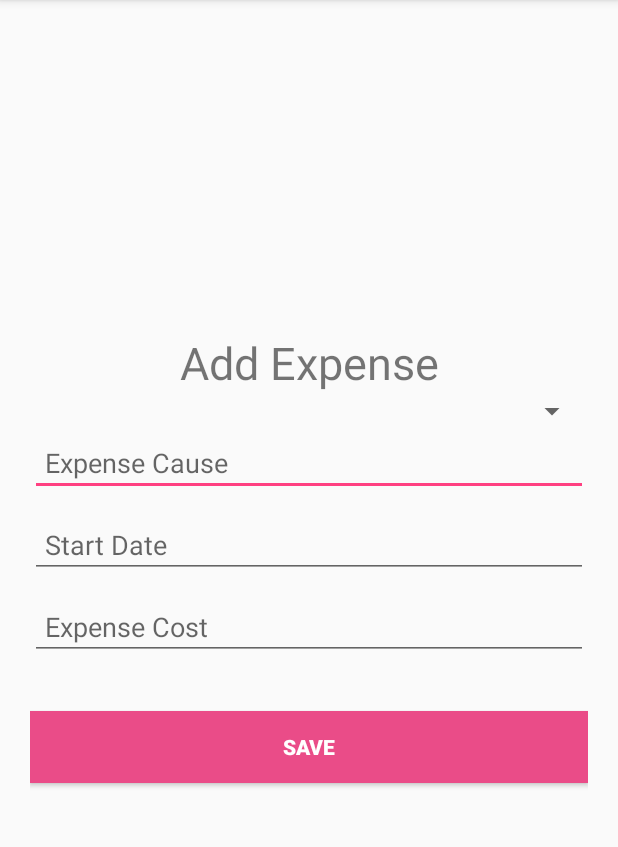
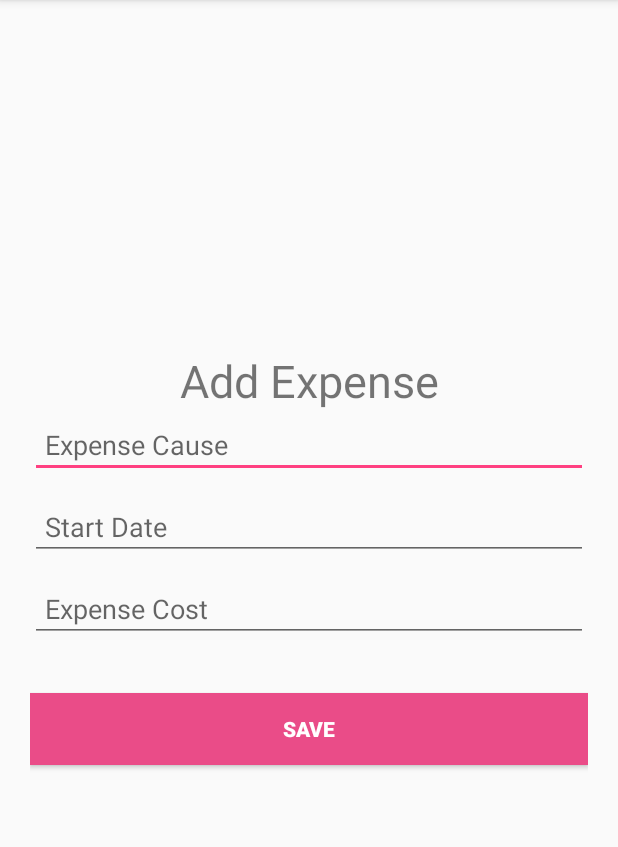
Before and after one commit to ShahidulHasan/toue-mate, an Android app: the EventExpenseActivity screen opened directly, with no data from a screen before it, after a tap on "EVENT EXPENSE ADD", on a phone screen of 412 x 824 dp, the part 84-931 px from its top. Run offline under Robolectric (Android 15) with nearby library versions, the phone set to English and light mode, and no system bars; our stand-ins replace Firebase (no records; nobody signed in at launch, a user with empty details on screens opened directly).

Commit message:
Event And Event Moment Done

```diff
--- a/app/src/main/java/com/gmail/shahidul/er/tourmate/Event/Activity/EventListActivity.java
+++ b/app/src/main/java/com/gmail/shahidul/er/tourmate/Event/Activity/EventListActivity.java
@@ -7,6 +7,7 @@ import android.support.v7.app.AppCompatActivity;
 import android.view.View;
 import android.widget.AdapterView;
 import android.widget.ListView;
+import android.widget.Toast;
 
 import com.gmail.shahidul.er.tourmate.Event.Adapter.EventListAdapter;
 import com.gmail.shahidul.er.tourmate.Event.Model.Event;
@@ -57,7 +58,6 @@ public class EventListActivity extends AppCompatActivity {
             }
         });
 
-
         eventListAdapter = new EventListAdapter(this, eventArrayList);
         events.setAdapter(eventListAdapter);
 
@@ -72,7 +72,7 @@ public class EventListActivity extends AppCompatActivity {
                 String startDate = eventArrayList.get(position).getDate();
                 String endDate = eventArrayList.get(position).getEndDate();
                 String eventIdEachMoment = eventArrayList.get(position).getEventId();
-
+                Toast.makeText(EventListActivity.this, eventIdEachMoment, Toast.LENGTH_SHORT).show();
                 Event event = new Event();
                 event.setId(eventId);
                 event.setCost(eventCost);
--- a/app/src/main/java/com/gmail/shahidul/er/tourmate/EventExpense/Activity/EventExpenseActivity.java
+++ b/app/src/main/java/com/gmail/shahidul/er/tourmate/EventExpense/Activity/EventExpenseActivity.java
@@ -39,10 +39,11 @@ public class EventExpenseActivity extends AppCompatActivity {
 
         //get user info from shared preference
 
-        SharedPreferences getEmail = getSharedPreferences("UserInfo",MODE_PRIVATE );
-        String email = getEmail.getString("email","");
+        SharedPreferences getData = getSharedPreferences("UserInfo",MODE_PRIVATE );
+        String email = getData.getString("email","");
+        String eventId = getData.getString("eventIdEachMoment","");
 
-        mDatabase.child("eventExpenses").orderByChild("userEmail").equalTo(email).addValueEventListener(new ValueEventListener() {
+        mDatabase.child("eventExpenses").orderByChild("eventId").equalTo(eventId).addValueEventListener(new ValueEventListener() {
 
             public void onDataChange(DataSnapshot dataSnapshot) {
                 eventExpenseListAdapter.notifyDataSetChanged();
--- a/app/src/main/java/com/gmail/shahidul/er/tourmate/EventExpense/Activity/EventExpenseAddActivity.java
+++ b/app/src/main/java/com/gmail/shahidul/er/tourmate/EventExpense/Activity/EventExpenseAddActivity.java
@@ -38,7 +38,6 @@ public class EventExpenseAddActivity extends AppCompatActivity {
     EditText expenseDateTV;
     EditText expenseCostTV;
     Button   expenseSaveBtn;
-    Spinner  expenseEventListSP;
     int i = 0;
     private DatabaseReference mDatabase;
     Calendar myCalendar = Calendar.getInstance();
@@ -54,7 +53,6 @@ public class EventExpenseAddActivity extends AppCompatActivity {
         expenseDateTV = (EditText) findViewById(R.id.expenseDate);
         expenseCostTV = (EditText) findViewById(R.id.expenseCost);
         expenseSaveBtn = (Button) findViewById(R.id.eventExpenseBtn);
-        expenseEventListSP = (Spinner) findViewById(R.id.eventExpenseListsSP);
 
         mDatabase.child("events").addListenerForSingleValueEvent( new ValueEventListener() {
             @Override
@@ -71,12 +69,6 @@ public class EventExpenseAddActivity extends AppCompatActivity {
 
                     i++;
                 }
-
-                Spinner eventSpinner = expenseEventListSP;
-                ArrayAdapter<String> EventSpinnerAdapter = new ArrayAdapter<String>(EventExpenseAddActivity.this, android.R.layout.simple_spinner_item, eventSpinnerList);
-                EventSpinnerAdapter.setDropDownViewResource(android.R.layout.simple_spinner_dropdown_item);
-
-                eventSpinner.setAdapter(EventSpinnerAdapter);
             }
 
             @Override
@@ -135,6 +127,7 @@ public class EventExpenseAddActivity extends AppCompatActivity {
         EventExpense eventExpense = new EventExpense();
 
         String email = saveUserData.getString("email","");
+        String eventIdEachMoment = saveUserData.getString("eventIdEachMoment"," ");
 
         String eventExpenseId = FirebaseDatabase.getInstance().getReference("eventExpenses").push().getKey();
 
@@ -143,13 +136,12 @@ public class EventExpenseAddActivity extends AppCompatActivity {
         eventExpense.setExpenseCause(expenseCause);
         eventExpense.setExpenseCost(Float.valueOf(expenseCost));
         eventExpense.setExpenseDate(expenseDate);
+        eventExpense.setEventId(eventIdEachMoment);
         eventExpense.setCreatedAt(new Date());
-
-
 
         mDatabase.child(eventExpenseId).setValue(eventExpense);
 
-        Intent intent = new Intent(getApplicationContext(), HomeActivity.class);
+        Intent intent = new Intent(getApplicationContext(), EventExpenseActivity.class);
         startActivity(intent);
     }
 }
--- a/app/src/main/java/com/gmail/shahidul/er/tourmate/Home/Activity/HomeActivity.java
+++ b/app/src/main/java/com/gmail/shahidul/er/tourmate/Home/Activity/HomeActivity.java
@@ -62,6 +62,7 @@ public class HomeActivity extends BaseActivity {
     public void eventMomentAction(View view) {
 
         Intent eventMomentIntent = new Intent(HomeActivity.this,MomentViewActivity.class);
+
         startActivity(eventMomentIntent);
     }
 
--- a/app/src/main/res/layout/activity_event_expense_add.xml
+++ b/app/src/main/res/layout/activity_event_expense_add.xml
@@ -26,14 +26,6 @@
         android:orientation="vertical"
         android:paddingLeft="20dp"
         android:paddingRight="20dp" >
-
-        <Spinner
-            android:id="@+id/eventExpenseListsSP"
-            android:layout_width="match_parent"
-            android:layout_height="wrap_content"
-            android:layout_alignParentTop="true"
-            android:layout_centerHorizontal="true"
-            android:padding="10dp"/>
 
         <EditText
             android:id="@+id/expenseCause"
--- a/app/src/main/res/layout/activity_moment_view.xml
+++ b/app/src/main/res/layout/activity_moment_view.xml
@@ -37,7 +37,7 @@
             android:background="#ffffff"
             android:onClick="addEventMomentAction"
             android:padding="12dp"
-            android:text="Add Event Moment"
+            android:text="Back"
             android:textColor="#C62828"
             android:textStyle="bold" />
     </LinearLayout>
```
Also changed, not shown: app/src/main/java/com/gmail/shahidul/er/tourmate/Event/Activity/EventDetailActivity.java (+29 -4 lines), app/src/main/java/com/gmail/shahidul/er/tourmate/EventMoment/Activity/EventMomentActivity.java (+9 -40 lines), app/src/main/java/com/gmail/shahidul/er/tourmate/EventMoment/Activity/MomentViewActivity.java (+10 -5 lines), app/src/main/java/com/gmail/shahidul/er/tourmate/EventMoment/Adapter/EventMomentListAdapter.java (+10 -5 lines), app/src/main/res/layout/activity_event_list.xml (+16 -1 lines), app/src/main/res/layout/activity_event_moment.xml (+1 -7 lines).
